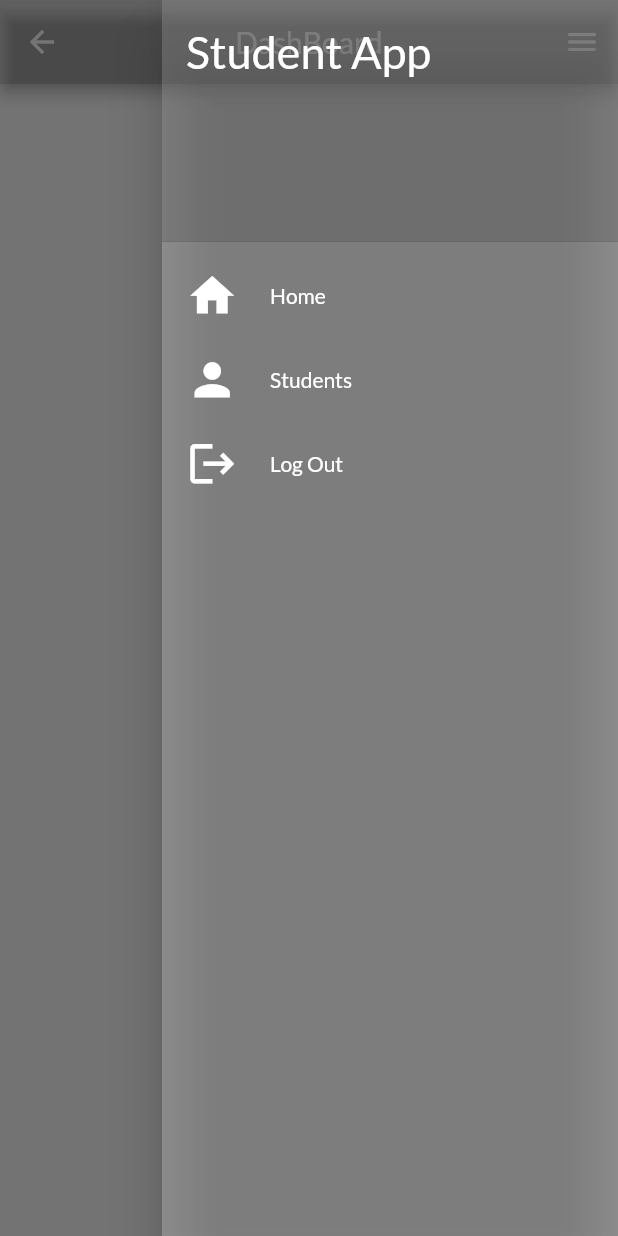
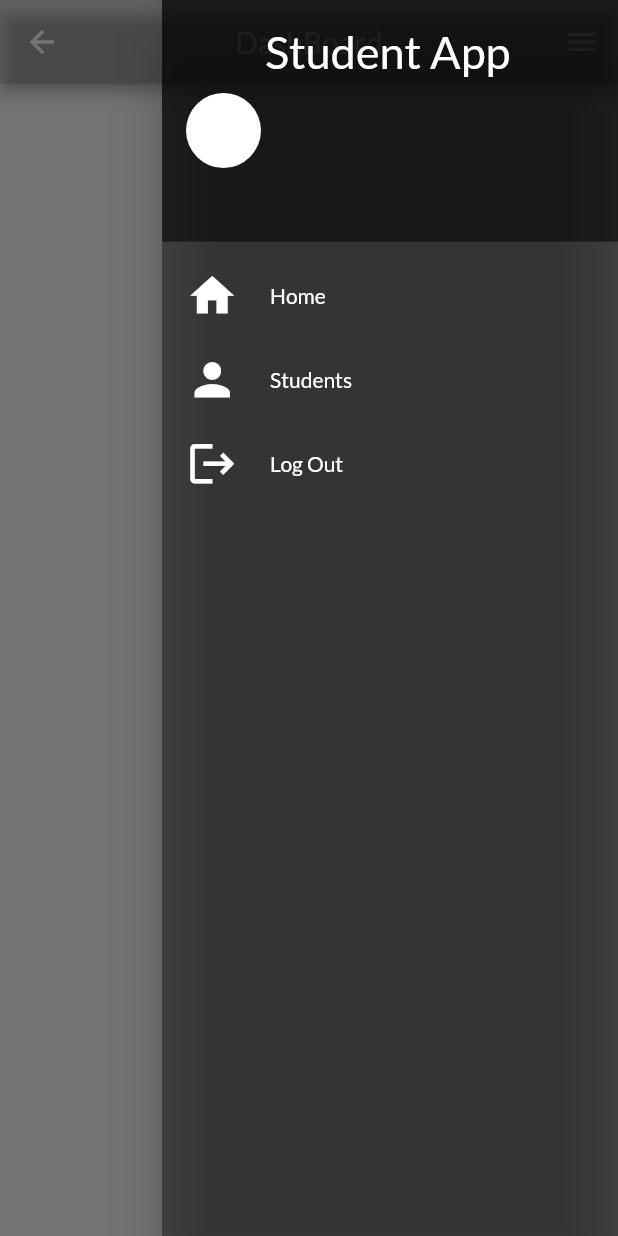
Before and after one commit to cruzmac/studentapp, a Flutter app: the HomePage screen opened by its route, with the side drawer open, on a phone screen of 412 x 824 dp. Run offline on Flutter 3.47's test engine with Material 2 defaults, Android fonts, the phone set to English and light mode, and no system bars; our stand-ins replace firebase_auth, firebase_core, google_fonts, shared_preferences; missing offline and left inert: dart:ffi; accounts and stored records are empty; network calls fail.

Commit message:
ninth commit
06 33 14 09

```diff
--- a/aug_prj/lib/design/end_drawer.dart
+++ b/aug_prj/lib/design/end_drawer.dart
@@ -1,21 +1,39 @@
 import 'package:firebase_auth/firebase_auth.dart';
 import 'package:flutter/material.dart';
 
-Drawer enddrawer(BuildContext context) {
+Drawer enddrawer(BuildContext context ,String? name ) {
   return Drawer(
-    backgroundColor: Colors.white24,
+    backgroundColor: Colors.black38,
     child: ListView(
       children: [
-        const DrawerHeader(
-          decoration: BoxDecoration(
-            color: Colors.black12,
+         DrawerHeader(
+          decoration:const  BoxDecoration(
+            color: Colors.black54,
           ),
-          child: SelectableText(
-            'Student App',
-            style: TextStyle(
-              color: Colors.white,
-              fontSize: 30,
-            ),
+          child: Column(
+            children: [
+              const SelectableText(
+                'Student App',
+                style: TextStyle(
+                  color: Colors.white,
+                  fontSize: 30,
+                ),
+              ),
+              const SizedBox(height: 10,),
+              Row(
+                children: [
+                  const CircleAvatar( child: Text(''),radius: 25,backgroundColor: Colors.white,),
+                  const SizedBox(width: 8,),
+                  SelectableText(
+                    name ?? '',
+                    style: const TextStyle(
+                      color: Colors.white,
+                      fontSize: 20,
+                    ),
+                  ),
+                ],
+              ),
+            ],
           ),
         ),
         ListTile(
--- a/aug_prj/lib/models/loginmodel.dart
+++ b/aug_prj/lib/models/loginmodel.dart
@@ -11,7 +11,7 @@ class LogIn {
     password = json['password'];
   }
   Map<String, dynamic> toJson() {
-    final Map<String, dynamic> data = <String, dynamic>{};
+    final Map<String, dynamic> data ={};
     data['user_id'] = user_id;
     data['username'] = username;
     data['password'] = password;
--- a/aug_prj/lib/repository/login_repository.dart
+++ b/aug_prj/lib/repository/login_repository.dart
@@ -110,6 +110,7 @@ class LoginRepository {
           },
           body: loginMap);
       if (response.statusCode >= 200 && response.statusCode < 300) {
+        final body = jsonDecode(response.body);
         print(response);
       } else {
         throw HttpError('ERROR');
--- a/aug_prj/lib/screens/home_page.dart
+++ b/aug_prj/lib/screens/home_page.dart
@@ -1,3 +1,4 @@
+import 'package:aug_prj/Utils/preference.dart';
 import 'package:flutter/material.dart';
 
 import '../design/end_drawer.dart';
@@ -10,10 +11,17 @@ class HomePage extends StatefulWidget {
 }
 
 class _HomePageState extends State<HomePage> {
+  String? name;
+  @override
+  void initState() {
+    super.initState();
+    name = Preference.instance.getEmail();
+  }
+
   @override
   Widget build(BuildContext context) {
     return Scaffold(
-      endDrawer: enddrawer(context),
+      endDrawer: enddrawer(context, name),
       appBar: AppBar(
         title: const Text('DashBoard'),
         centerTitle: true,
```
Also changed, not shown: aug_prj/lib/Utils/preference.dart (+13 -10 lines), aug_prj/lib/screens/login_page.dart (+5 -16 lines), aug_prj/lib/screens/student.dart (+10 -1 lines).
